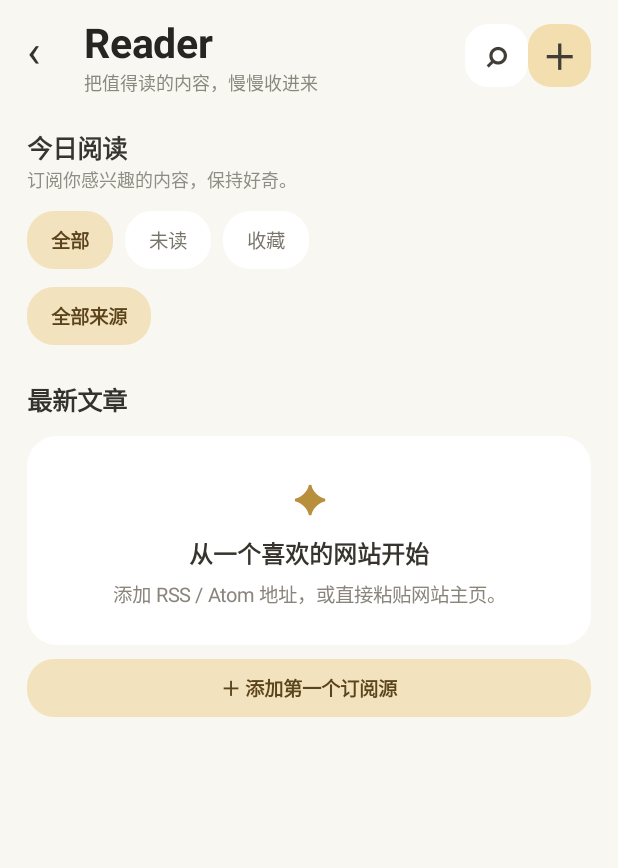
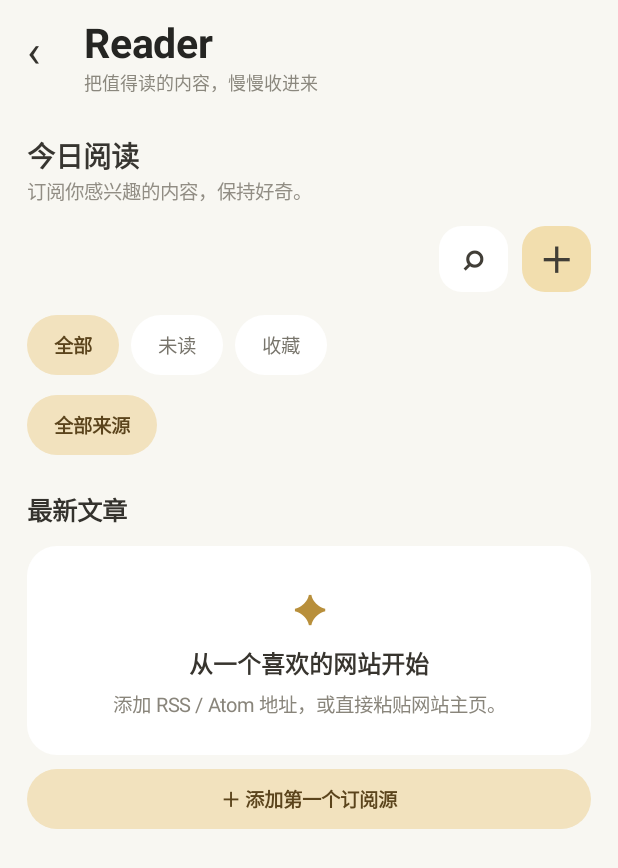
Before and after one commit to lin00luo/MINENOTE, an Android app: the ReaderActivity screen opened directly, with no data from a screen before it, after a tap on "全部", on a phone screen of 412 x 824 dp. Shown: the top 868 px of the screen. Run offline under Robolectric (Android 15) with nearby library versions, the phone set to English and light mode, and no system bars; our stand-ins replace Room's generated code.

Commit message:
Refine Reader home filters, toolbar spacing and search UI

```diff
--- a/app/src/main/java/com/example/minenote/ReaderActivity.java
+++ b/app/src/main/java/com/example/minenote/ReaderActivity.java
@@ -30,6 +30,7 @@ public class ReaderActivity extends AppCompatActivity {
     private final ExecutorService io = Executors.newSingleThreadExecutor();
     private LinearLayout content;
     private LinearLayout sourceStrip;
+    private final List<TextView> filterTabs = new ArrayList<>();
     private int filterMode = 0; // 0 all, 1 unread, 2 saved
     private int selectedSourceId = -1;
     private String searchQuery = "";
@@ -61,27 +62,43 @@ public class ReaderActivity extends AppCompatActivity {
         titles.addView(text("Reader",27,Color.rgb(37,37,34),true));
         titles.addView(text("把值得读的内容，慢慢收进来",12,Color.rgb(139,136,126),false));
         header.addView(titles,new LinearLayout.LayoutParams(0,-2,1));
-        TextView search = action("⌕",24); search.setOnClickListener(v->showSearchDialog()); header.addView(search);
-        TextView add = action("＋",23); add.setBackground(round(Color.rgb(242,222,174),dp(15)));
-        add.setOnClickListener(v -> showAddSourceDialog()); header.addView(add);
         root.addView(header);
 
         LinearLayout intro = new LinearLayout(this); intro.setOrientation(LinearLayout.VERTICAL);
-        intro.setPadding(0,dp(22),0,dp(12));
-        intro.addView(text("今日阅读",17,Color.rgb(55,53,48),true));
-        intro.addView(text("订阅你感兴趣的内容，保持好奇。",12,Color.rgb(145,141,132),false));
+        intro.setPadding(0,dp(25),0,dp(13));
+        intro.addView(text("今日阅读",19,Color.rgb(55,53,48),true));
+        intro.addView(text("订阅你感兴趣的内容，保持好奇。",13,Color.rgb(145,141,132),false));
         root.addView(intro);
+
+        // Keep primary actions below the title block, away from the status bar.
+        LinearLayout actions = new LinearLayout(this);
+        actions.setGravity(Gravity.CENTER_VERTICAL | Gravity.END);
+        actions.setPadding(0,0,0,dp(15));
+        TextView search = action("⌕",23);
+        search.setOnClickListener(v->showSearchDialog());
+        TextView add = action("＋",23);
+        add.setBackground(round(Color.rgb(242,222,174),dp(15)));
+        add.setOnClickListener(v -> showAddSourceDialog());
+        LinearLayout.LayoutParams actionParams = new LinearLayout.LayoutParams(dp(46),dp(44));
+        actionParams.leftMargin=dp(9);
+        actions.addView(search,actionParams);
+        LinearLayout.LayoutParams addParams = new LinearLayout.LayoutParams(dp(46),dp(44));
+        addParams.leftMargin=dp(9);
+        actions.addView(add,addParams);
+        root.addView(actions);
 
         LinearLayout tabs = new LinearLayout(this);
         tabs.setGravity(Gravity.CENTER_VERTICAL);
-        tabs.setPadding(0,0,0,dp(12));
+        tabs.setPadding(0,0,0,dp(13));
         String[] names={"全部","未读","收藏"};
+        filterTabs.clear();
         for(int i=0;i<names.length;i++){
             final int mode=i;
             TextView chip=tab(names[i],filterMode==i);
+            filterTabs.add(chip);
             LinearLayout.LayoutParams p=new LinearLayout.LayoutParams(-2,-2);p.rightMargin=dp(8);
             tabs.addView(chip,p);
-            chip.setOnClickListener(v->{filterMode=mode;reload();});
+            chip.setOnClickListener(v->{filterMode=mode;updateFilterTabs();reload();});
         }
         root.addView(tabs);
 
@@ -109,9 +126,19 @@ public class ReaderActivity extends AppCompatActivity {
 
     private TextView tab(String label, boolean active) {
         TextView t=text(label,13,active?Color.rgb(91,68,28):Color.rgb(120,117,108),active);
-        t.setPadding(dp(16),dp(9),dp(16),dp(9));
-        t.setBackground(round(active?Color.rgb(242,226,190):Color.WHITE,dp(18)));
+        t.setPadding(dp(18),dp(10),dp(18),dp(10));
+        t.setBackground(round(active?Color.rgb(242,226,190):Color.WHITE,dp(20)));
         return t;
+    }
+
+    private void updateFilterTabs() {
+        for(int i=0;i<filterTabs.size();i++){
+            TextView tab=filterTabs.get(i);
+            boolean active=(i==filterMode);
+            tab.setTextColor(active?Color.rgb(91,68,28):Color.rgb(120,117,108));
+            tab.setTypeface(null,active?Typeface.BOLD:Typeface.NORMAL);
+            tab.setBackground(round(active?Color.rgb(242,226,190):Color.WHITE,dp(20)));
+        }
     }
 
     private void reload() {
@@ -141,7 +168,7 @@ public class ReaderActivity extends AppCompatActivity {
             TextView all=tab("全部来源",selectedSourceId==-1);sourceStrip.addView(all);
             all.setOnClickListener(v->{selectedSourceId=-1;reload();});
             for(ReaderSource source:sources){
-                TextView chip=tab(source.title,selectedSourceId==source.id);
+                TextView chip=tab(sourceDisplayName(source),selectedSourceId==source.id);
                 LinearLayout.LayoutParams cp=new LinearLayout.LayoutParams(-2,-2);cp.leftMargin=dp(7);sourceStrip.addView(chip,cp);
                 chip.setOnClickListener(v->{selectedSourceId=source.id;reload();});
                 chip.setOnLongClickListener(v->{new AlertDialog.Builder(this).setTitle(source.title)
@@ -178,13 +205,51 @@ public class ReaderActivity extends AppCompatActivity {
         }
     }
 
-    private String sourceName(List<ReaderSource> sources,int id){for(ReaderSource s:sources)if(s.id==id)return s.title;return "订阅";}
+    private String sourceName(List<ReaderSource> sources,int id){for(ReaderSource s:sources)if(s.id==id)return sourceDisplayName(s);return "订阅";}
+    private String sourceDisplayName(ReaderSource source){
+        String title=safe(source.title).trim();
+        if(title.isEmpty() || title.matches("(?i)^https?://.*")){
+            try{
+                String host=new java.net.URI(source.url).getHost();
+                if(host!=null)return host.replaceFirst("(?i)^www\\.","");
+            }catch(Exception ignored){}
+        }
+        if(title.length()>30)title=title.substring(0,27)+"…";
+        return title.isEmpty()?"订阅源":title;
+    }
     private String safe(String s){return s==null?"":s;}
     private String dateLabel(long time){if(time<=0)return "";return new SimpleDateFormat("MM月dd日",Locale.CHINA).format(new Date(time));}
     private void showSearchDialog(){
-        EditText input=new EditText(this);input.setSingleLine(true);input.setHint("搜索标题、摘要或作者");input.setText(searchQuery);
-        new AlertDialog.Builder(this).setTitle("搜索文章").setView(input).setNegativeButton("清除",(d,w)->{searchQuery="";reload();})
-                .setNeutralButton("取消",null).setPositiveButton("搜索",(d,w)->{searchQuery=input.getText().toString().trim();reload();}).show();
+        final android.app.Dialog dialog=new android.app.Dialog(this);
+        LinearLayout panel=new LinearLayout(this);panel.setOrientation(LinearLayout.VERTICAL);
+        panel.setPadding(dp(22),dp(22),dp(22),dp(18));
+        panel.setBackground(round(Color.rgb(250,248,242),dp(25)));
+        panel.addView(text("搜索文章",20,Color.rgb(48,46,41),true));
+        TextView hint=text("按标题、摘要或作者查找你收藏的内容",12,Color.rgb(143,138,127),false);
+        hint.setPadding(0,dp(6),0,dp(16));panel.addView(hint);
+        EditText input=new EditText(this);input.setSingleLine(true);input.setTextSize(15);
+        input.setTextColor(Color.rgb(55,52,46));input.setHintTextColor(Color.rgb(157,151,140));
+        input.setHint("输入关键词…");input.setText(searchQuery);
+        input.setPadding(dp(15),dp(12),dp(15),dp(12));
+        input.setBackground(round(Color.WHITE,dp(15)));
+        panel.addView(input,new LinearLayout.LayoutParams(-1,dp(50)));
+        LinearLayout buttons=new LinearLayout(this);buttons.setGravity(Gravity.CENTER_VERTICAL|Gravity.END);
+        buttons.setPadding(0,dp(18),0,0);
+        TextView clear=dialogButton("清除",false),cancel=dialogButton("取消",false),search=dialogButton("搜索",true);
+        buttons.addView(clear);buttons.addView(cancel);buttons.addView(search);panel.addView(buttons);
+        clear.setOnClickListener(v->{searchQuery="";dialog.dismiss();reload();});
+        cancel.setOnClickListener(v->dialog.dismiss());
+        search.setOnClickListener(v->{searchQuery=input.getText().toString().trim();dialog.dismiss();reload();});
+        dialog.setContentView(panel);dialog.setCancelable(true);dialog.show();
+        android.view.Window window=dialog.getWindow();
+        if(window!=null){window.setBackgroundDrawableResource(android.R.color.transparent);window.setLayout(getResources().getDisplayMetrics().widthPixels-dp(42),-2);}
+    }
+
+    private TextView dialogButton(String value,boolean primary){
+        TextView button=text(value,13,primary?Color.WHITE:Color.rgb(105,99,87),true);
+        button.setGravity(Gravity.CENTER);button.setPadding(dp(15),dp(10),dp(15),dp(10));
+        button.setBackground(round(primary?Color.rgb(190,146,62):Color.rgb(242,238,229),dp(14)));
+        LinearLayout.LayoutParams p=new LinearLayout.LayoutParams(-2,dp(40));p.leftMargin=dp(7);button.setLayoutParams(p);return button;
     }
 
     private void showAddSourceDialog() {
```
